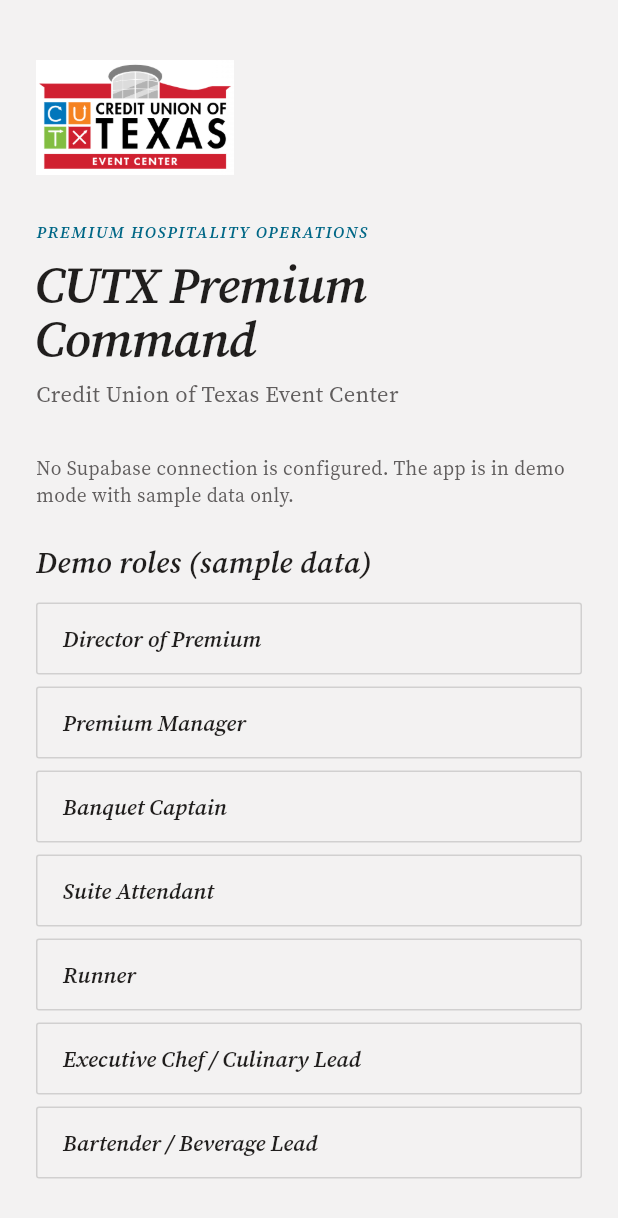
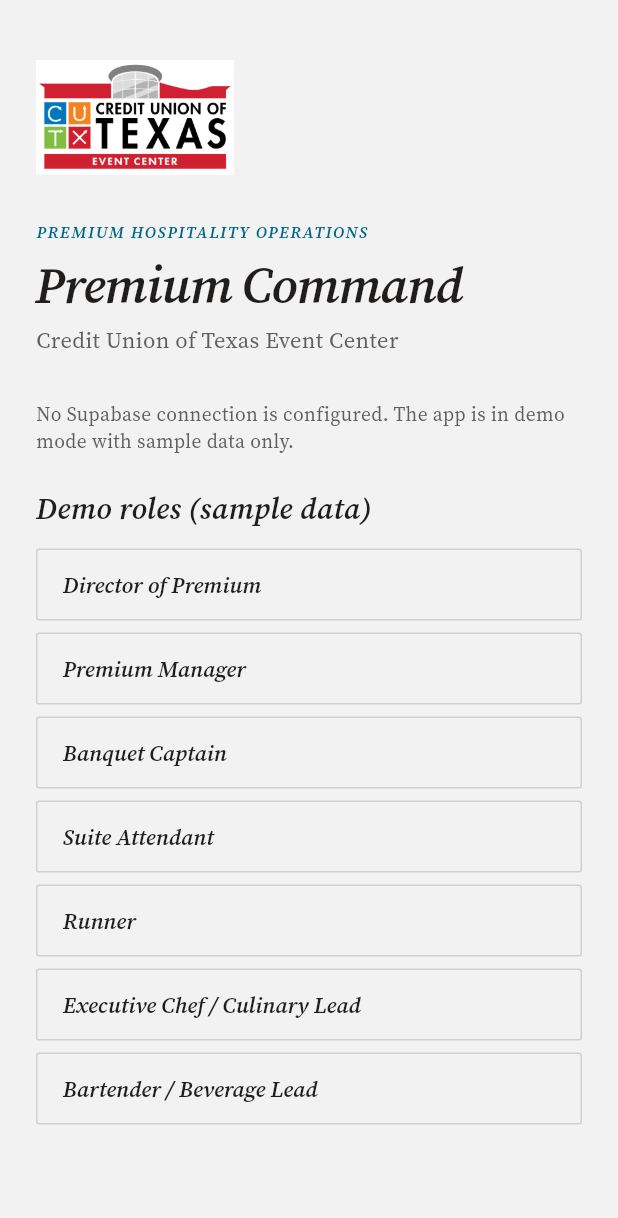
Before and after one commit to lwhobley/premiumcommand, a Flutter app: the screen it shows after launch, on a phone screen of 412 x 824 dp. Shown: the top 1218 px of the screen. Run offline on Flutter 3.47's test engine with Material 3 defaults, Android fonts, the phone set to English and light mode, and no system bars; our stand-ins replace firebase_core, firebase_messaging, flutter_riverpod, go_router, image_picker, pdf and 6 more; missing offline and left inert: dart:js_interop, dart:ui_web; accounts and stored records are empty; project files that could hold a hidden picture were left out.

Commit message:
Rename the brand wordmark to Premium Command
The sign-in title, the desktop sidebar brand, and the app window title
now read "Premium Command".

Co-Authored-By: Claude Opus 5.5 <noreply@anthropic.com>

```diff
--- a/lib/app/app.dart
+++ b/lib/app/app.dart
@@ -11,7 +11,7 @@ class CutxApp extends ConsumerWidget {
   @override
   Widget build(BuildContext context, WidgetRef ref) {
     return MaterialApp.router(
-      title: 'CUTX Premium Command',
+      title: 'Premium Command',
       debugShowCheckedModeBanner: false,
       theme: AppTheme.light(),
       routerConfig: ref.watch(routerProvider),
--- a/lib/app/shell_scaffold.dart
+++ b/lib/app/shell_scaffold.dart
@@ -160,7 +160,7 @@ class _Sidebar extends ConsumerWidget {
                   crossAxisAlignment: CrossAxisAlignment.start,
                   children: [
                     const Text(
-                      'CUTX Premium Command',
+                      'Premium Command',
                       style: TextStyle(
                         fontSize: 20,
                         height: 1.15,
--- a/lib/features/auth/presentation/sign_in_screen.dart
+++ b/lib/features/auth/presentation/sign_in_screen.dart
@@ -136,10 +136,7 @@ class _SignInScreenState extends ConsumerState<SignInScreen> {
                     const SizedBox(height: AppSpace.xl),
                     const Kicker('Premium hospitality operations'),
                     const SizedBox(height: 8),
-                    const Text(
-                      'CUTX Premium Command',
-                      style: AppText.screenTitle,
-                    ),
+                    const Text('Premium Command', style: AppText.screenTitle),
                     const SizedBox(height: 8),
                     Text(
                       'Credit Union of Texas Event Center',
```
Also changed, not shown: 1 other file.
